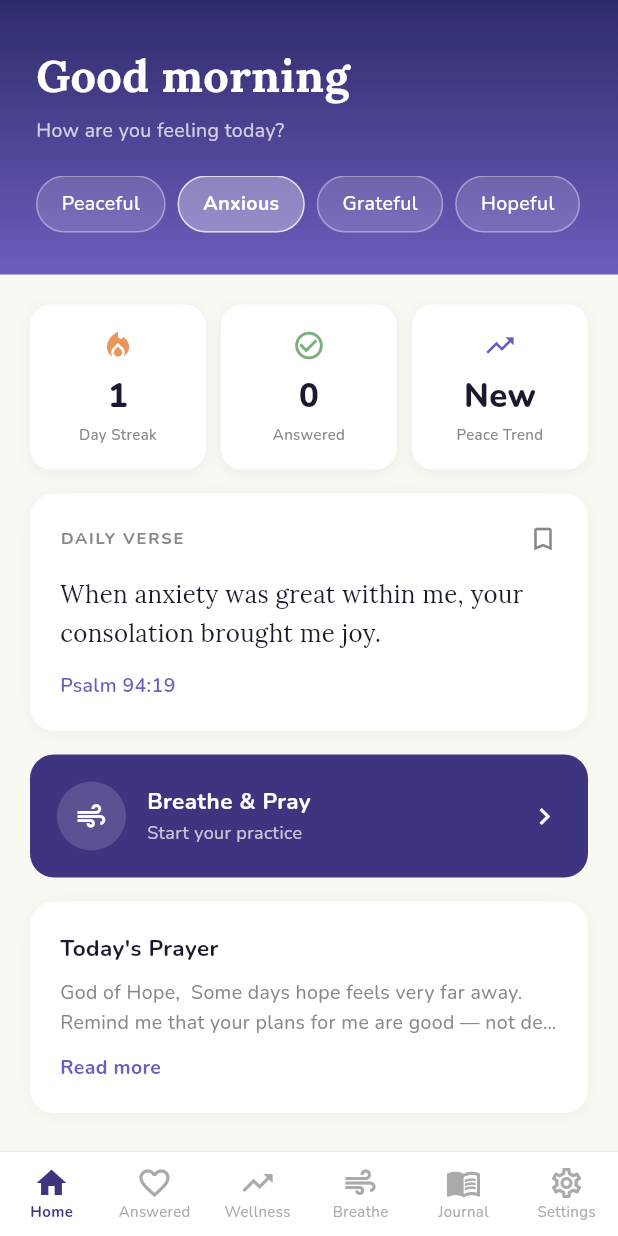
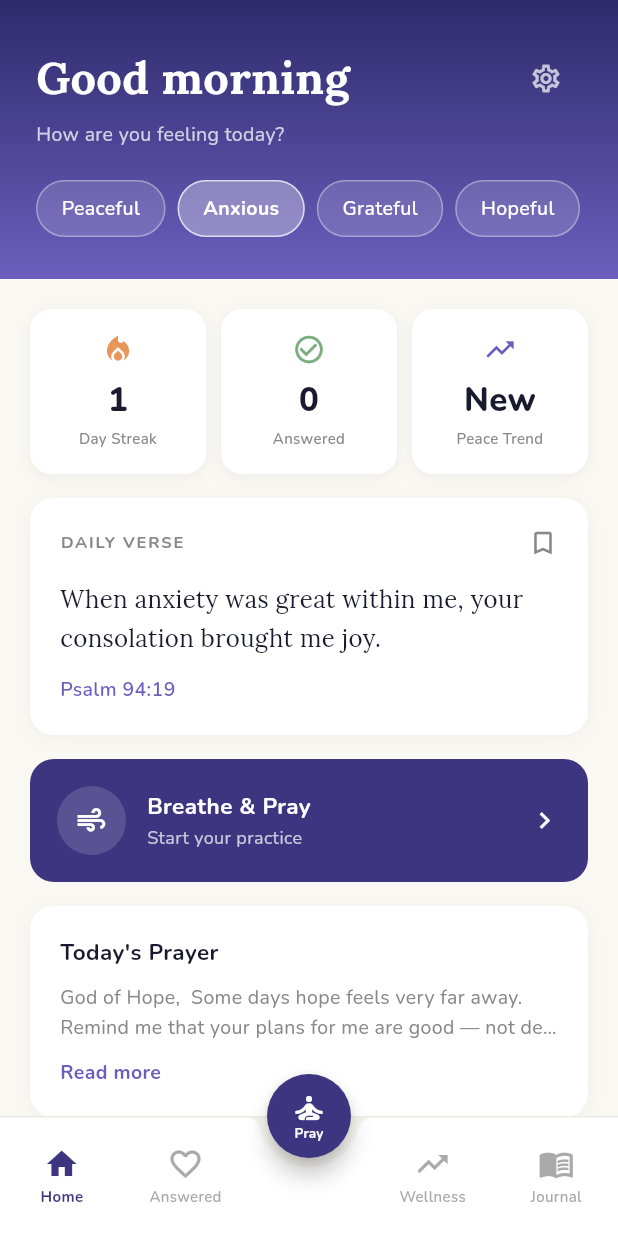
Before and after one commit to sunil-jr/prayer-app, a Flutter app: the MainShell screen opened directly, after a tap on "Anxious", on a phone screen of 412 x 824 dp. Run offline on Flutter 3.47's test engine with Material 3 defaults, Android fonts, the phone set to English and light mode, and no system bars; drawn by our look-alikes of flutter_animate; our stand-ins replace flutter_local_notifications, google_fonts, share_plus, shared_preferences, timezone; accounts and stored records are empty.

Commit message:
feat: modified navbar and removed breathing section

```diff
--- a/lib/app.dart
+++ b/lib/app.dart
@@ -1,4 +1,6 @@
 import 'package:flutter/material.dart';
+import 'package:flutter_animate/flutter_animate.dart';
+import 'package:google_fonts/google_fonts.dart';
 import 'constants/app_colors.dart';
 import 'constants/app_strings.dart';
 import 'constants/app_theme.dart';
@@ -7,7 +9,6 @@ import 'screens/answered/answered_screen.dart';
 import 'screens/wellness/wellness_screen.dart';
 import 'screens/breathe/breathe_screen.dart';
 import 'screens/journal/journal_screen.dart';
-import 'screens/settings/settings_screen.dart';
 import 'screens/onboarding/onboarding_flow.dart';
 import 'services/storage_service.dart';
 
@@ -57,6 +58,10 @@ class _MainShellState extends State<MainShell> {
     setState(() => _currentIndex = index);
   }
 
+  void _openPray() {
+    Navigator.push(context, fadeRoute(const BreatheScreen()));
+  }
+
   @override
   Widget build(BuildContext context) {
     return Scaffold(
@@ -65,62 +70,115 @@ class _MainShellState extends State<MainShell> {
         sizing: StackFit.expand,
         index: _currentIndex,
         children: [
-          HomeScreen(onNavigate: _navigateTo),
+          HomeScreen(onNavigate: _navigateTo, onBreathe: _openPray),
           const AnsweredScreen(),
           const WellnessScreen(),
-          BreatheScreen(onNavigateToPrayer: () => _navigateTo(4)),
           const JournalScreen(),
-          const SettingsScreen(),
         ],
       ),
-      bottomNavigationBar: Container(
-        decoration: BoxDecoration(
-          color: AppColors.surface,
-          border: const Border(
-            top: BorderSide(color: AppColors.divider, width: 1),
+      floatingActionButton: _PrayButton(onTap: _openPray),
+      floatingActionButtonLocation: FloatingActionButtonLocation.centerDocked,
+      bottomNavigationBar: _BottomBar(
+        currentIndex: _currentIndex,
+        onTap: _navigateTo,
+      ),
+    );
+  }
+}
+
+// ── Pray FAB ──────────────────────────────────────────────────────────────────
+
+class _PrayButton extends StatelessWidget {
+  final VoidCallback onTap;
+
+  const _PrayButton({required this.onTap});
+
+  @override
+  Widget build(BuildContext context) {
+    return FloatingActionButton(
+      onPressed: onTap,
+      backgroundColor: AppColors.primary,
+      elevation: 6,
+      shape: const CircleBorder(),
+      tooltip: AppStrings.navPray,
+      child: Column(
+        mainAxisAlignment: MainAxisAlignment.center,
+        children: [
+          const Icon(Icons.self_improvement, color: Colors.white, size: 24),
+          Text(
+            AppStrings.navPray,
+            style: GoogleFonts.nunito(
+              color: Colors.white,
+              fontSize: 9,
+              fontWeight: FontWeight.w700,
+              height: 1.2,
+            ),
           ),
+        ],
+      ),
+    )
+        .animate(onPlay: (c) => c.repeat(reverse: true))
+        .scaleXY(
+          begin: 1.0,
+          end: 1.08,
+          duration: 1400.ms,
+          curve: Curves.easeInOut,
+        );
+  }
+}
+
+// ── Bottom bar ────────────────────────────────────────────────────────────────
+
+class _BottomBar extends StatelessWidget {
+  final int currentIndex;
+  final void Function(int) onTap;
+
+  const _BottomBar({required this.currentIndex, required this.onTap});
+
+  @override
+  Widget build(BuildContext context) {
+    return BottomAppBar(
+      shape: const CircularNotchedRectangle(),
+      notchMargin: 6,
+      color: AppColors.surface,
+      elevation: 8,
+      padding: EdgeInsets.zero,
+      child: Container(
+        decoration: const BoxDecoration(
+          border: Border(top: BorderSide(color: AppColors.divider, width: 1)),
         ),
-        child: BottomNavigationBar(
-          currentIndex: _currentIndex,
-          onTap: _navigateTo,
-          backgroundColor: Colors.transparent,
-          elevation: 0,
-          items: const [
-            BottomNavigationBarItem(
-              icon: Icon(Icons.home_outlined),
-              activeIcon: Icon(Icons.home),
+        height: kBottomNavigationBarHeight,
+        child: Row(
+          children: [
+            _NavItem(
+              icon: Icons.home_outlined,
+              activeIcon: Icons.home,
               label: AppStrings.navHome,
-              tooltip: AppStrings.navHome,
+              selected: currentIndex == 0,
+              onTap: () => onTap(0),
             ),
-            BottomNavigationBarItem(
-              icon: Icon(Icons.favorite_border),
-              activeIcon: Icon(Icons.favorite),
+            _NavItem(
+              icon: Icons.favorite_border,
+              activeIcon: Icons.favorite,
               label: AppStrings.navAnswered,
-              tooltip: AppStrings.navAnswered,
+              selected: currentIndex == 1,
+              onTap: () => onTap(1),
             ),
-            BottomNavigationBarItem(
-              icon: Icon(Icons.trending_up_outlined),
-              activeIcon: Icon(Icons.trending_up),
+            // Gap for FAB
+            const Expanded(child: SizedBox()),
+            _NavItem(
+              icon: Icons.trending_up_outlined,
+              activeIcon: Icons.trending_up,
               label: AppStrings.navWellness,
-              tooltip: AppStrings.navWellness,
+              selected: currentIndex == 2,
+              onTap: () => onTap(2),
             ),
-            BottomNavigationBarItem(
-              icon: Icon(Icons.air_outlined),
-              activeIcon: Icon(Icons.air),
-              label: AppStrings.navBreathe,
-              tooltip: AppStrings.navBreathe,
-            ),
-            BottomNavigationBarItem(
-              icon: Icon(Icons.menu_book_outlined),
-              activeIcon: Icon(Icons.menu_book),
+            _NavItem(
+              icon: Icons.menu_book_outlined,
+              activeIcon: Icons.menu_book,
               label: AppStrings.navJournal,
-              tooltip: AppStrings.navJournal,
-            ),
-            BottomNavigationBarItem(
-              icon: Icon(Icons.settings_outlined),
-              activeIcon: Icon(Icons.settings),
-              label: AppStrings.navSettings,
-              tooltip: AppStrings.navSettings,
+              selected: currentIndex == 3,
+              onTap: () => onTap(3),
             ),
           ],
         ),
@@ -128,3 +186,48 @@ class _MainShellState extends State<MainShell> {
     );
   }
 }
+
+class _NavItem extends StatelessWidget {
+  final IconData icon;
+  final IconData activeIcon;
+  final String label;
+  final bool selected;
+  final VoidCallback onTap;
+
+  const _NavItem({
+    required this.icon,
+    required this.activeIcon,
+    required this.label,
+    required this.selected,
+    required this.onTap,
+  });
+
+  @override
+  Widget build(BuildContext context) {
+    return Expanded(
+      child: InkWell(
+        onTap: onTap,
+        borderRadius: BorderRadius.circular(8),
+        child: Column(
+          mainAxisAlignment: MainAxisAlignment.center,
+          children: [
+            Icon(
+              selected ? activeIcon : icon,
+              color: selected ? AppColors.navActive : AppColors.navInactive,
+              size: 24,
+            ),
+            const SizedBox(height: 2),
+            Text(
+              label,
+              style: GoogleFonts.nunito(
+                color: selected ? AppColors.navActive : AppColors.navInactive,
+                fontSize: 10,
+                fontWeight: selected ? FontWeight.w700 : FontWeight.w500,
+              ),
+            ),
+          ],
+        ),
+      ),
+    );
+  }
+}
--- a/lib/constants/app_strings.dart
+++ b/lib/constants/app_strings.dart
@@ -10,6 +10,7 @@ class AppStrings {
   static const String navBreathe = 'Breathe';
   static const String navJournal = 'Journal';
   static const String navSettings = 'Settings';
+  static const String navPray = 'Pray';
 
   // ── Home ───────────────────────────────────────────────────────────────────
   static const String homeGreetingMorning = 'Good morning';
--- a/lib/screens/breathe/breathe_screen.dart
+++ b/lib/screens/breathe/breathe_screen.dart
@@ -9,9 +9,7 @@ import '../prayer/prayer_detail_screen.dart';
 import '../../app.dart';
 
 class BreatheScreen extends StatefulWidget {
-  final VoidCallback onNavigateToPrayer;
-
-  const BreatheScreen({super.key, required this.onNavigateToPrayer});
+  const BreatheScreen({super.key});
 
   @override
   State<BreatheScreen> createState() => _BreatheScreenState();
@@ -103,22 +101,11 @@ class _BreatheScreenState extends State<BreatheScreen> {
         ),
       ),
       child: SafeArea(
-        bottom: false,
-        child: Column(
-          children: [
-            Expanded(
         child: _phase == _Phase.intro
             ? _buildIntro()
             : _phase == _Phase.complete
                 ? _buildComplete()
                 : _buildActive(),
-            ),
-            SizedBox(
-              height: MediaQuery.of(context).padding.bottom +
-                  kBottomNavigationBarHeight,
-            ),
-          ],
-        ),
       ),
     );
   }
@@ -126,7 +113,18 @@ class _BreatheScreenState extends State<BreatheScreen> {
   // ── Intro state ──────────────────────────────────────────────────────────────
 
   Widget _buildIntro() {
-    return Padding(
+    return Column(
+      children: [
+        Align(
+          alignment: Alignment.centerRight,
+          child: IconButton(
+            icon: const Icon(Icons.close, color: Colors.white70),
+            onPressed: () => Navigator.pop(context),
+            tooltip: 'Close',
+          ),
+        ),
+        Expanded(
+          child: Padding(
             padding: const EdgeInsets.symmetric(horizontal: 36),
             child: Column(
               mainAxisAlignment: MainAxisAlignment.center,
@@ -152,7 +150,7 @@ class _BreatheScreenState extends State<BreatheScreen> {
                 ),
                 const SizedBox(height: 52),
 
-          // ── Begin ──────────────────────────────────────────────────────────
+                // ── Begin ──────────────────────────────────────────────────
                 SizedBox(
                   width: double.infinity,
                   child: ElevatedButton(
@@ -178,14 +176,17 @@ class _BreatheScreenState extends State<BreatheScreen> {
 
                 const SizedBox(height: 14),
 
-          // ── Breathe before a prayer ────────────────────────────────────────
+                // ── Breathe before a prayer ────────────────────────────────
                 SizedBox(
                   width: double.infinity,
                   child: OutlinedButton(
                     onPressed: () => _start(forPrayer: true),
                     style: OutlinedButton.styleFrom(
                       foregroundColor: Colors.white,
-                side: BorderSide(color: Colors.white.withValues(alpha: 0.55), width: 1.5),
+                      side: BorderSide(
+                        color: Colors.white.withValues(alpha: 0.55),
+                        width: 1.5,
+                      ),
                       shape: RoundedRectangleBorder(
                         borderRadius: BorderRadius.circular(30),
                       ),
@@ -203,6 +204,9 @@ class _BreatheScreenState extends State<BreatheScreen> {
                 ),
               ],
             ),
+          ),
+        ),
+      ],
     );
   }
 
--- a/lib/screens/home/home_screen.dart
+++ b/lib/screens/home/home_screen.dart
@@ -8,13 +8,15 @@ import '../../data/content.dart';
 import '../../models/answered_prayer.dart';
 import '../../models/verse_model.dart';
 import '../../screens/prayer/prayer_detail_screen.dart';
+import '../../screens/settings/settings_screen.dart';
 import '../../services/mood_filter_service.dart';
 import '../../services/storage_service.dart';
 
 class HomeScreen extends StatefulWidget {
   final void Function(int index) onNavigate;
+  final VoidCallback onBreathe;
 
-  const HomeScreen({super.key, required this.onNavigate});
+  const HomeScreen({super.key, required this.onNavigate, required this.onBreathe});
 
   @override
   State<HomeScreen> createState() => _HomeScreenState();
@@ -102,6 +104,10 @@ class _HomeScreenState extends State<HomeScreen> {
             selectedMood: _selectedMood,
             moods: _moods,
             onMoodSelected: _onMoodSelected,
+            onSettings: () => Navigator.push(
+              context,
+              fadeRoute(const SettingsScreen()),
+            ),
           ),
           Padding(
             padding: const EdgeInsets.fromLTRB(20, 20, 20, 0),
@@ -116,7 +122,7 @@ class _HomeScreenState extends State<HomeScreen> {
                 const SizedBox(height: 16),
                 _DailyVerseCard(verse: _verse),
                 const SizedBox(height: 16),
-                _BreatheBanner(onTap: () => widget.onNavigate(3)),
+                _BreatheBanner(onTap: widget.onBreathe),
                 const SizedBox(height: 16),
                 _TodaysPrayerCard(),
                 if (_recentAnswered != null) ...[
@@ -140,12 +146,14 @@ class _GradientHeader extends StatelessWidget {
   final String? selectedMood;
   final List<(String, String)> moods;
   final void Function(String) onMoodSelected;
+  final VoidCallback onSettings;
 
   const _GradientHeader({
     required this.greeting,
     required this.selectedMood,
     required this.moods,
     required this.onMoodSelected,
+    required this.onSettings,
   });
 
   @override
@@ -164,13 +172,27 @@ class _GradientHeader extends StatelessWidget {
       child: Column(
         crossAxisAlignment: CrossAxisAlignment.start,
         children: [
-          Text(
+          Row(
+            crossAxisAlignment: CrossAxisAlignment.center,
+            children: [
+              Expanded(
+                child: Text(
                   greeting,
                   style: GoogleFonts.lora(
                     color: Colors.white,
                     fontSize: 30,
                     fontWeight: FontWeight.w700,
                   ),
+                ),
+              ),
+              IconButton(
+                icon: const Icon(Icons.settings_outlined, color: Colors.white70, size: 22),
+                onPressed: onSettings,
+                tooltip: AppStrings.navSettings,
+                padding: EdgeInsets.zero,
+                constraints: const BoxConstraints(),
+              ),
+            ],
           ),
           const SizedBox(height: 4),
           Text(
--- a/lib/screens/onboarding/pages/streak_cta_page.dart
+++ b/lib/screens/onboarding/pages/streak_cta_page.dart
@@ -144,7 +144,7 @@ class _StreakBadge extends StatelessWidget {
             ),
           ),
           Text(
-            'Current Streak',
+            AppStrings.settingsStreakTitle,
             style: GoogleFonts.nunito(
               color: AppColors.textSecondary,
               fontSize: 13,
```
Lines whose indentation alone changed are shown as unchanged.
